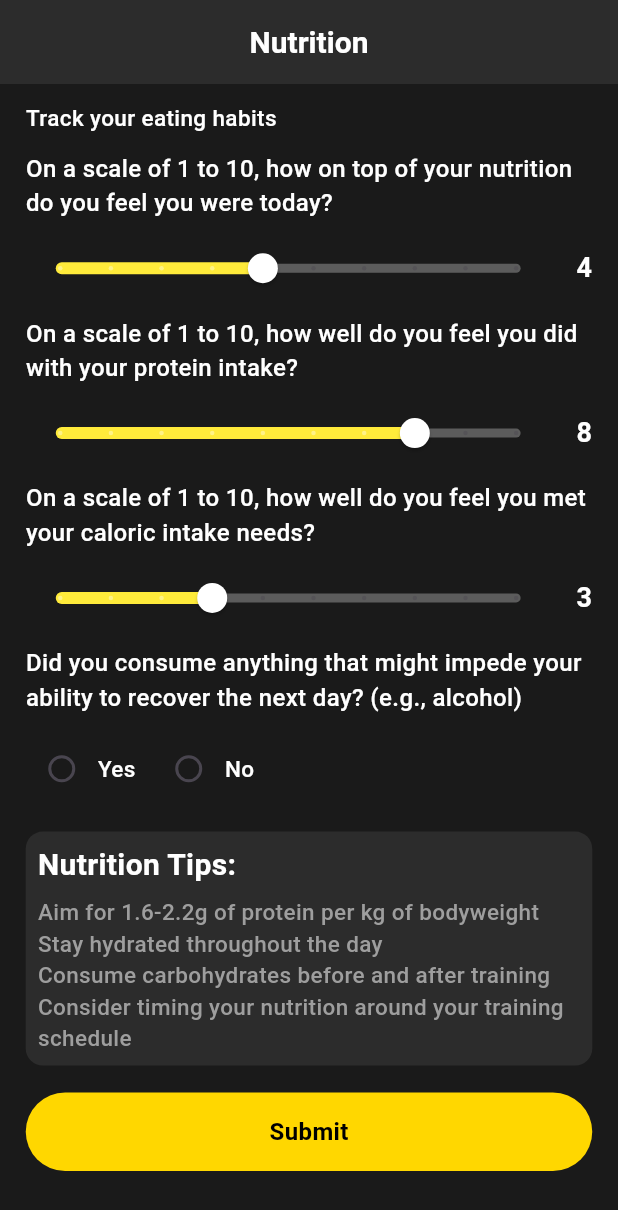
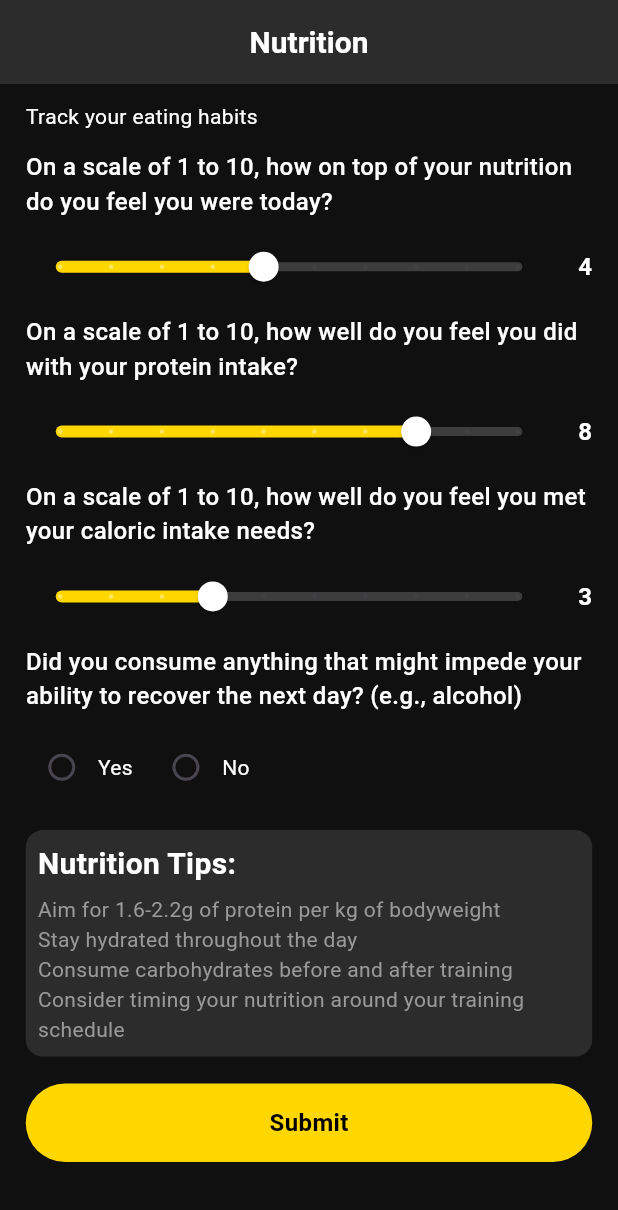
Before and after one commit to Joint-Venture-AI/ai_baseball, a Flutter app: the NutritionScreen screen opened by its route, on a phone screen of 412 x 824 dp. Shown: the top 1210 px of the screen. Run offline on Flutter 3.47's test engine with Material 3 defaults, Android fonts, the phone set to English and light mode, and no system bars; our stand-ins replace flutter_otp_text_field, flutter_screenutil, flutter_svg, get, get_storage, image_picker and 2 more; missing offline and left inert: radial_chart_package; accounts and stored records are empty; statements that could not run were skipped.

Commit message:
feat: Add nutrition API integration and UI components for nutrition data submission

```diff
--- /dev/null
+++ b/lib/core/models/nutrition_model.dart
@@ -0,0 +1,48 @@
+class NutritionRequest {
+  final String user;
+  final int nutritionScore;
+  final int proteinScore;
+  final int caloricScore;
+  final bool consumedImpedingSubstances;
+  final DateTime date;
+
+  NutritionRequest({
+    required this.user,
+    required this.nutritionScore,
+    required this.proteinScore,
+    required this.caloricScore,
+    required this.consumedImpedingSubstances,
+    required this.date,
+  });
+
+  Map<String, dynamic> toJson() {
+    return {
+      'user': user,
+      'nutritionScore': nutritionScore,
+      'proteinScore': proteinScore,
+      'caloricScore': caloricScore,
+      'consumedImpedingSubstances': consumedImpedingSubstances,
+      'date': date.toIso8601String(),
+    };
+  }
+}
+
+class NutritionResponse {
+  final bool success;
+  final String message;
+  final Map<String, dynamic>? data;
+
+  NutritionResponse({
+    required this.success,
+    required this.message,
+    this.data,
+  });
+
+  factory NutritionResponse.fromJson(Map<String, dynamic> json) {
+    return NutritionResponse(
+      success: json['success'] ?? false,
+      message: json['message'] ?? '',
+      data: json['data'],
+    );
+  }
+}
--- a/lib/core/utils/const/api_constants.dart
+++ b/lib/core/utils/const/api_constants.dart
@@ -10,9 +10,11 @@
     // Profile Endpoints
   static const String getProfile = '/user/getme';
   static const String updateProfile = '/user';
+    // Chat Endpoints
+  static const String chatWithBot = '/daily-logs/chat';
 
-  // Chat Endpoints
-  static const String chatWithBot = '/daily-logs/chat';
+  // Nutrition Endpoints
+  static const String nutrition = '/nutrition';
 
   // Headers
   static const Map<String, String> headers = {
--- a/lib/core/utils/theme/app_styles.dart
+++ b/lib/core/utils/theme/app_styles.dart
@@ -41,4 +41,38 @@
     fontSize: 16,
     fontWeight: FontWeight.bold,
   );
+
+  // Additional styles needed for nutrition screen
+  static final TextStyle labelText = TextStyle(
+    color: textPrimaryColor,
+    fontSize: 16,
+    fontWeight: FontWeight.w500,
+  );
+
+  static final TextStyle sliderValueText = TextStyle(
+    color: textPrimaryColor,
+    fontSize: 16,
+    fontWeight: FontWeight.bold,
+  );
+
+  static final TextStyle headingTitle = TextStyle(
+    color: textPrimaryColor,
+    fontSize: 20,
+    fontWeight: FontWeight.bold,
+  );
+
+  static final TextStyle bodyText = TextStyle(
+    color: textPrimaryColor,
+    fontSize: 14,
+    fontWeight: FontWeight.normal,
+  );
+
+  static Color sliderInactiveColor = Color(0xff6A6A6A);
+  static Color hintColor = Color(0xff999999);
+  static Color textColor = Colors.white;
+
+  // Additional colors for other components
+  static Color checkboxActiveColor = primaryColor;
+  static Color checkboxInactiveColor = Color(0xff6A6A6A);
+  static Color radioActiveColor = primaryColor;
 }
--- a/lib/views/features/main_parent/nutrution/screens/nutrition_screen.dart
+++ b/lib/views/features/main_parent/nutrution/screens/nutrition_screen.dart
@@ -1,10 +1,9 @@
-import 'package:baseball_ai/views/features/main_parent/home/sub_screens/daily_short/screens/daily_screen.dart';
 import 'package:baseball_ai/views/features/main_parent/nutrution/controller/nutrution_controller.dart';
 import 'package:baseball_ai/views/glob_widgets/my_button.dart';
+import 'package:baseball_ai/core/utils/theme/app_styles.dart';
 import 'package:flutter/material.dart';
 import 'package:flutter_screenutil/flutter_screenutil.dart';
 import 'package:get/get.dart';
-import 'package:get/get_core/src/get_main.dart';
 
 class NutritionScreen extends StatelessWidget {
   NutritionScreen({super.key});
@@ -114,14 +113,17 @@
                         ),
                       ],
                     ),
-                  ),
-                ),
+                  ),                ),
                 SizedBox(height: 15.h),
-                MyTextButton(
-                  buttonText: 'Submit',
-                  onTap: () {},
+                Obx(() => MyTextButton(
+                  buttonText: nutritionController.isSubmitting.value
+                      ? 'Submitting...'
+                      : 'Submit',
+                  onTap: nutritionController.isSubmitting.value
+                      ? () {}
+                      : () => nutritionController.submitNutritionData(),
                   isOutline: false,
-                ),
+                )),
 
                 SizedBox(height: 50.h),
               ],
--- a/pubspec.yaml
+++ b/pubspec.yaml
@@ -45,6 +45,8 @@
   radial_chart_package: ^0.0.1
   flutter_otp_text_field: ^1.5.1+1
   http: ^1.2.2
+  http_parser: ^4.1.2
+  mime: ^2.0.0
 
 dev_dependencies:
   flutter_test:
```
Also changed, not shown: lib/core/services/api_service.dart (+49 -0 lines), lib/views/features/main_parent/nutrution/controller/nutrution_controller.dart (+98 -0 lines), pubspec.lock.
